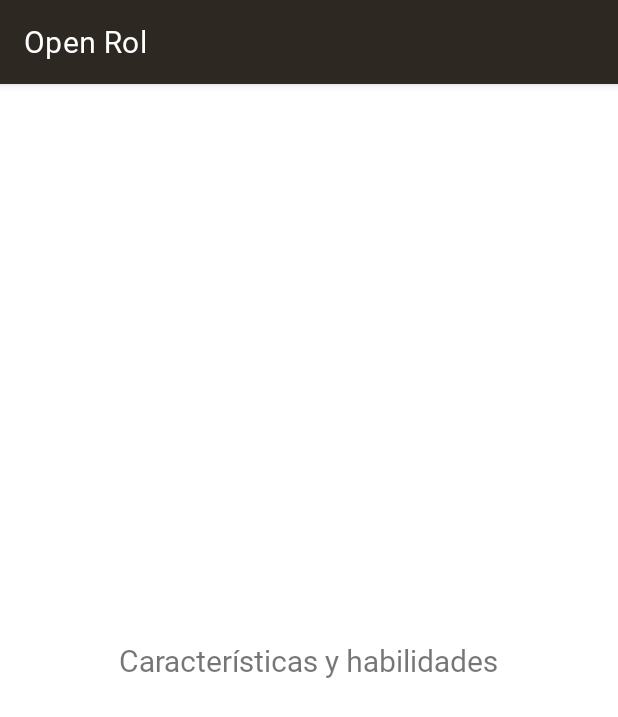
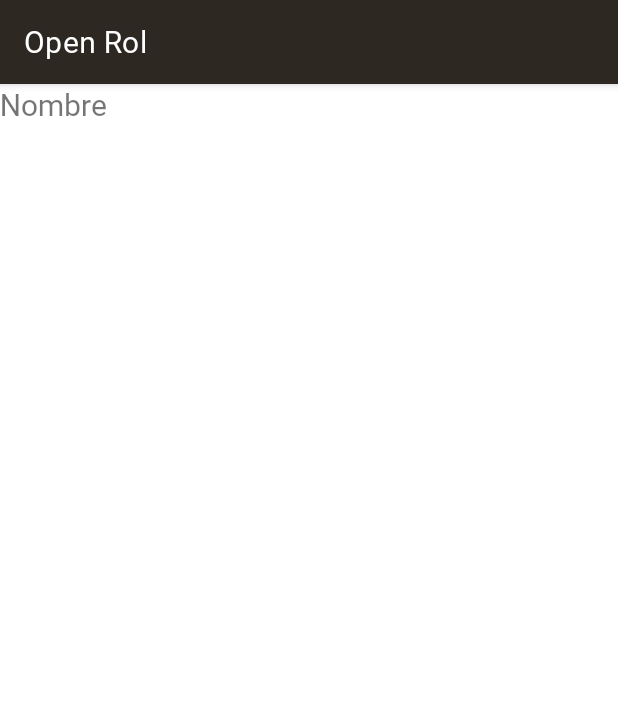
Before and after one commit to mcas2/OpenRol, an Android app: the fragment DnDCharFragment1 shown on its own in the app's theme, on a phone screen of 412 x 824 dp. Shown: the top 717 px of the screen. Run offline under Robolectric (Android 15) with nearby library versions, the phone set to English and light mode, and no system bars.

Commit message:
Funcionan las pestañas

```diff
--- a/app/src/main/res/layout/activity_dnd_characters.xml
+++ b/app/src/main/res/layout/activity_dnd_characters.xml
@@ -40,5 +40,6 @@
         android:layout_gravity="bottom|end"
         android:layout_marginEnd="@dimen/fab_margin"
         android:layout_marginBottom="16dp"
-        app:srcCompat="@android:drawable/ic_dialog_email" />
+        app:srcCompat="@android:drawable/ic_menu_save"
+        />
 </androidx.coordinatorlayout.widget.CoordinatorLayout>
--- a/app/src/main/res/layout/fragment_dnd_1.xml
+++ b/app/src/main/res/layout/fragment_dnd_1.xml
@@ -1,17 +1,12 @@
 <?xml version="1.0" encoding="utf-8"?>
-<androidx.constraintlayout.widget.ConstraintLayout xmlns:android="http://schemas.android.com/apk/res/android"
-    xmlns:app="http://schemas.android.com/apk/res-auto"
+<ScrollView xmlns:android="http://schemas.android.com/apk/res/android"
     android:layout_width="match_parent"
     android:layout_height="match_parent">
 
     <TextView
         android:layout_width="wrap_content"
         android:layout_height="wrap_content"
-        android:text="Características y habilidades"
-        android:textSize="20sp"
-        app:layout_constraintBottom_toBottomOf="parent"
-        app:layout_constraintEnd_toEndOf="parent"
-        app:layout_constraintStart_toStartOf="parent"
-        app:layout_constraintTop_toTopOf="parent" />
+        android:text="Nombre"
+        android:textSize="20sp" />
 
-</androidx.constraintlayout.widget.ConstraintLayout>
+</ScrollView>
--- a/app/src/main/res/values/strings.xml
+++ b/app/src/main/res/values/strings.xml
@@ -1,7 +1,7 @@
 <resources>
     <string name="app_name">Open Rol</string>
     <string name="title_activity_characters">Characters</string>
-    <string name="tab_text_1">Stats</string>
+    <string name="tab_text_1">Básico</string>
     <string name="tab_text_2">Rasgos</string>
     <string name="tab_text_3">Equipo</string>
     <string name="tab_text_4">Magia</string>
--- a/build.gradle
+++ b/build.gradle
@@ -5,7 +5,7 @@ buildscript {
         mavenCentral()
     }
     dependencies {
-        classpath "com.android.tools.build:gradle:7.0.3"
+        classpath "com.android.tools.build:gradle:7.0.4"
 
         // NOTE: Do not place your application dependencies here; they belong
         // in the individual module build.gradle files
```
Also changed, not shown: app/build.gradle (+8 -4 lines), app/src/main/java/com/mcas2/openrol/ui/main/SectionsPagerAdapter.java (+24 -3 lines).
